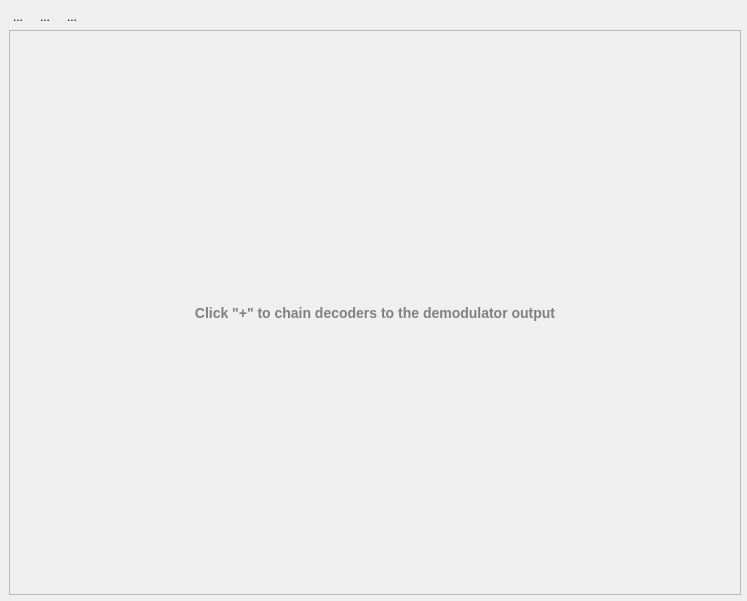
Before: the Qt Designer form ui/DecoderTab.ui in BatchDrake/SigDigger, drawn with Qt 5.
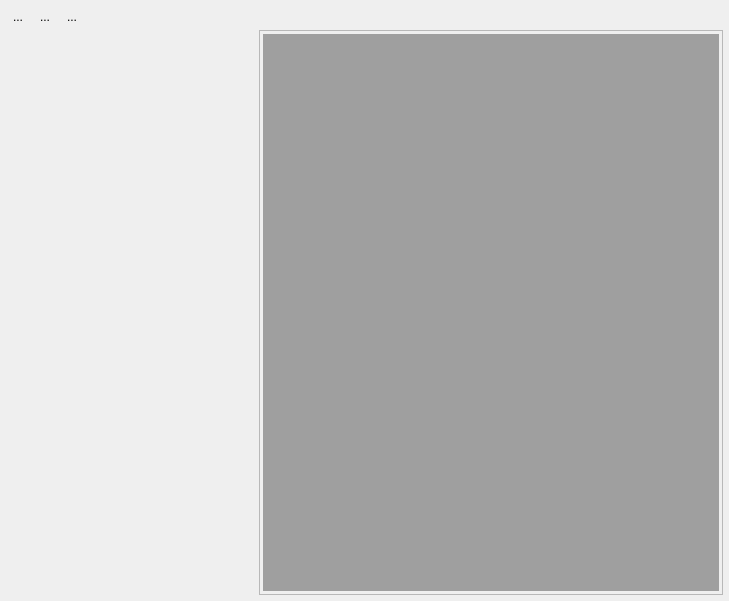
After: the same form once the commit is applied. Icons and pictures are not drawn. Custom widgets are drawn as their Qt base class.

Commit message: Convert decoder stack into MDI area

What changed in the file:
```diff
--- a/ui/DecoderTab.ui
+++ b/ui/DecoderTab.ui
@@ -6,7 +6,7 @@
    <rect>
     <x>0</x>
     <y>0</y>
-    <width>747</width>
+    <width>729</width>
     <height>601</height>
    </rect>
   </property>
@@ -31,6 +31,12 @@
    </property>
    <item row="1" column="0">
     <widget class="LayerEditor" name="decoderEditor">
+     <property name="minimumSize">
+      <size>
+       <width>250</width>
+       <height>0</height>
+      </size>
+     </property>
      <property name="maximumSize">
       <size>
        <width>200</width>
@@ -70,61 +76,7 @@
        <number>3</number>
       </property>
       <item row="0" column="0">
-       <widget class="QStackedWidget" name="decoderStack">
-        <property name="currentIndex">
-         <number>0</number>
-        </property>
-        <widget class="QWidget" name="emptyPage">
-         <layout class="QGridLayout" name="gridLayout_12">
-          <item row="0" column="0">
-           <widget class="QLabel" name="label_10">
-            <property name="sizePolicy">
-             <sizepolicy hsizetype="Expanding" vsizetype="Expanding">
-              <horstretch>0</horstretch>
-              <verstretch>0</verstretch>
-             </sizepolicy>
-            </property>
-            <property name="styleSheet">
-             <string notr="true">font-weight: bold;
-font-size: 14px;
-color: gray;</string>
-            </property>
-            <property name="text">
-             <string>Click &quot;+&quot; to chain decoders to the demodulator output</string>
-            </property>
-            <property name="alignment">
-             <set>Qt::AlignCenter</set>
-            </property>
-           </widget>
-          </item>
-         </layout>
-        </widget>
-        <widget class="QWidget" name="noControlsPage">
-         <layout class="QGridLayout" name="gridLayout_3">
-          <item row="0" column="0">
-           <widget class="QLabel" name="label_11">
-            <property name="sizePolicy">
-             <sizepolicy hsizetype="Expanding" vsizetype="Expanding">
-              <horstretch>0</horstretch>
-              <verstretch>0</verstretch>
-             </sizepolicy>
-            </property>
-            <property name="styleSheet">
-             <string notr="true">font-weight: bold;
-font-size: 14px;
-color: gray;</string>
-            </property>
-            <property name="text">
-             <string>(This decoder has no options)</string>
-            </property>
-            <property name="alignment">
-             <set>Qt::AlignCenter</set>
-            </property>
-           </widget>
-          </item>
-         </layout>
-        </widget>
-       </widget>
+       <widget class="QMdiArea" name="decoderArea"/>
       </item>
      </layout>
     </widget>
```
Left out of the diff: 2 changed lines with no effect on the pictures. The commit also changes 8 other files.
